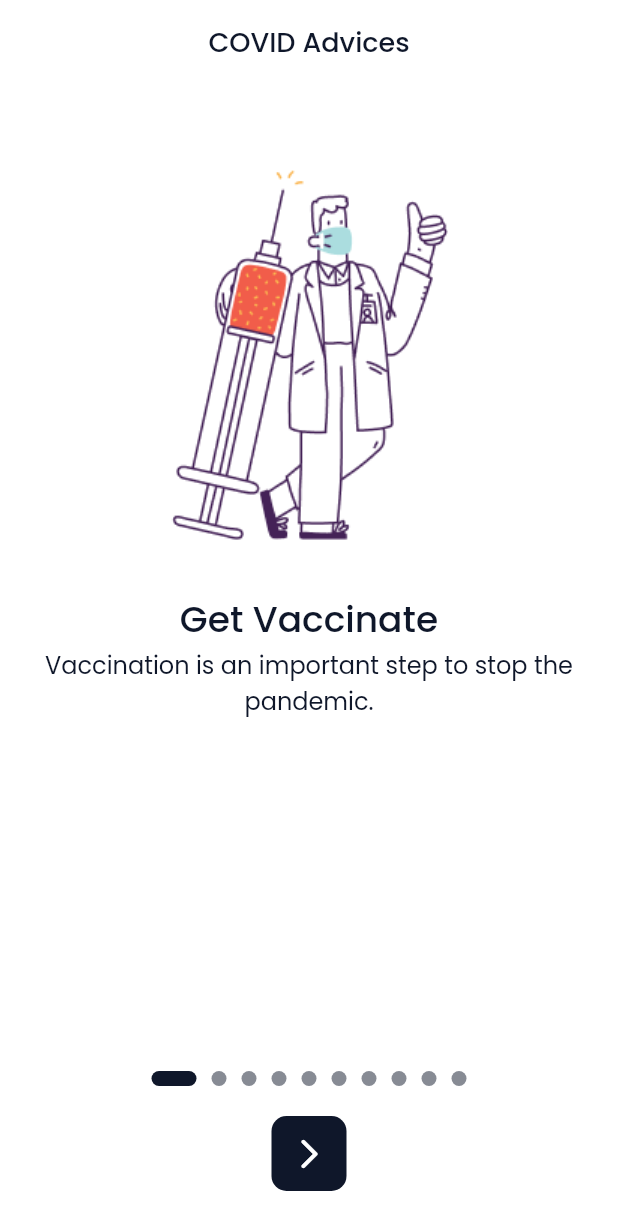
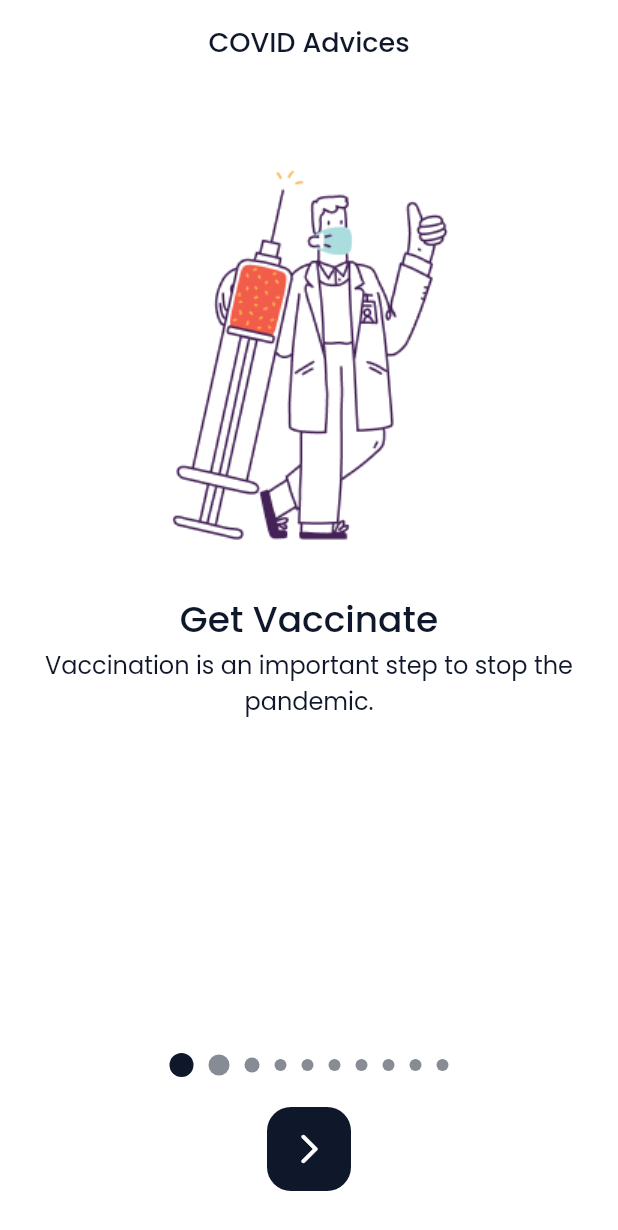
Before and after one commit to DeniJuly/onboarding_covid, a Flutter app: the screen it shows after launch, on a phone screen of 412 x 824 dp. Shown: the top 1230 px of the screen. Run offline on Flutter 3.47's test engine with Material 2 defaults, Android fonts, the phone set to English and light mode, and no system bars; our stand-ins replace google_fonts.

```diff
--- a/lib/main.dart
+++ b/lib/main.dart
@@ -82,6 +82,18 @@ class _OnBoardingState extends State<OnBoarding> {
     });
   }
 
+  _checkSize(int index) {
+    if ((index - _currentPage) == 0) {
+      return 16.0;
+    } else if ((index - _currentPage) == 1 || (index - _currentPage) == -1) {
+      return 14.0;
+    } else if ((index - _currentPage) == 2 || (index - _currentPage) == -2) {
+      return 10.0;
+    } else {
+      return 8.0;
+    }
+  }
+
   @override
   Widget build(BuildContext context) {
     return Scaffold(
@@ -113,8 +125,8 @@ class _OnBoardingState extends State<OnBoarding> {
                 children: List.generate(_pages.length, (index) {
                   return AnimatedContainer(
                     duration: Duration(milliseconds: 300),
-                    height: 10,
-                    width: (index == _currentPage) ? 30 : 10,
+                    height: _checkSize(index),
+                    width: _checkSize(index),
                     margin: EdgeInsets.symmetric(horizontal: 5, vertical: 20),
                     decoration: BoxDecoration(
                       borderRadius: BorderRadius.circular(10),
@@ -133,16 +145,16 @@ class _OnBoardingState extends State<OnBoarding> {
                 },
                 child: AnimatedContainer(
                   duration: Duration(milliseconds: 300),
-                  height: 50,
-                  width: (_currentPage == (_pages.length - 1)) ? 200 : 50,
+                  height: 56,
+                  width: (_currentPage == (_pages.length - 1)) ? 120 : 56,
                   decoration: BoxDecoration(
-                      color: black900, borderRadius: BorderRadius.circular(10)),
+                      color: black900, borderRadius: BorderRadius.circular(16)),
                   child: (_currentPage == (_pages.length - 1))
                       ? Center(
                           child: Text(
-                            'Stay Save',
+                            'Thank You!',
                             style: GoogleFonts.poppins(
-                                color: Colors.white, fontSize: 18),
+                                color: Colors.white, fontSize: 16),
                           ),
                         )
                       : Icon(
```
Also changed, not shown: assets/Thumbnail.png (added), 1 other file.
